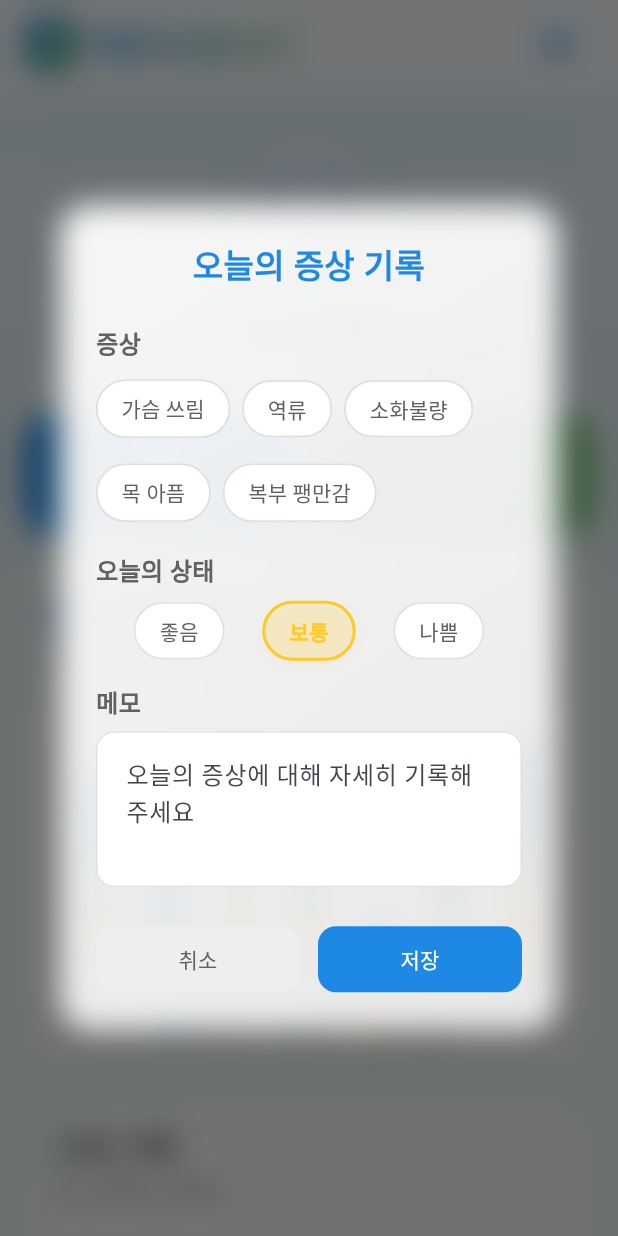
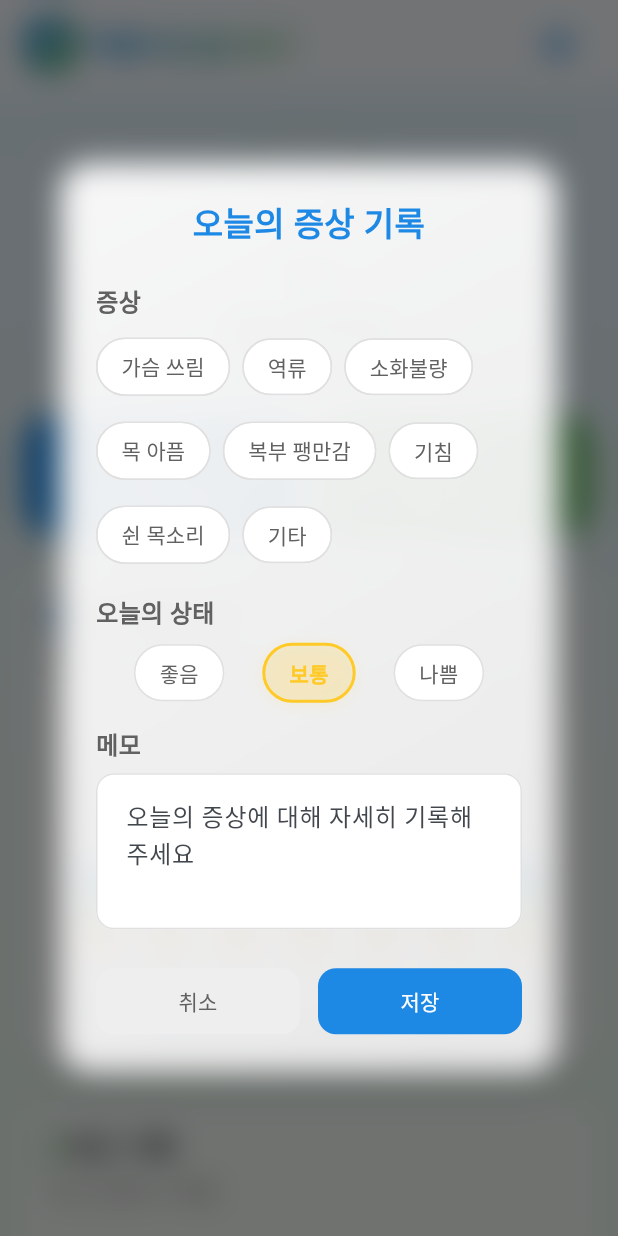
Before and after one commit to pyowonsik/NoGERD, a Flutter app: the screen it shows after launch, after a tap on "오늘 기록하기", on a phone screen of 412 x 824 dp. Run offline on Flutter 3.47's test engine with Material 3 defaults, Android fonts, the light colour scheme and no system bars; our stand-ins replace freezed_annotation, get_it, hive, hive_flutter, rxdart, table_calendar; accounts and stored records are empty.

Commit message:
refactor : get_it 사용한 클린 아키텍쳐 + mvvm 패턴

```diff
--- a/lib/features/gerd_record/domain/repositories/gerd_record_repository.dart
+++ b/lib/features/gerd_record/domain/repositories/gerd_record_repository.dart
@@ -3,6 +3,6 @@ import 'package:no_gerd/features/gerd_record/domain/entities/gerd_record.dart';
 abstract class GerdRecordRepository {
   Future<void> addRecord(GerdRecord record);
   Future<List<GerdRecord>> getAllRecords();
-  Future<void> updateRecord(String key, GerdRecord updatedRecord);
-  Future<void> deleteRecord(String key);
+  // Future<void> updateRecord(String key, GerdRecord updatedRecord);
+  // Future<void> deleteRecord(String key);
 }
--- a/lib/features/gerd_record/presentation/pages/home_screen.dart
+++ b/lib/features/gerd_record/presentation/pages/home_screen.dart
@@ -15,27 +15,6 @@ import 'package:no_gerd/features/gerd_record/presentation/widgets/modals/add_rec
 import 'package:no_gerd/features/gerd_record/presentation/widgets/modals/calendar_modal.dart';
 import 'package:no_gerd/features/gerd_record/presentation/widgets/recent_entry.dart';
 
-const List<GerdRecord> demo = [
-  GerdRecord(
-    date: '2023년 04월 15일',
-    symptoms: ['가슴 쓰림', '목 아픔'],
-    status: '좋음',
-    notes: '오늘은 증상이 경미했습니다. 저녁에 매운 음식을 피했더니 효과가 있었습니다.',
-  ),
-  GerdRecord(
-    date: '2023년 04월 14일',
-    symptoms: ['가슴 쓰림', '역류'],
-    status: '보통',
-    notes: '점심에 커피를 마신 후 증상이 악화되었습니다.',
-  ),
-  GerdRecord(
-    date: '2023년 04월 13일',
-    symptoms: ['가슴 쓰림', '역류', '소화불량'],
-    status: '나쁨',
-    notes: '오늘은 증상이 심했습니다. 취침 전 간식을 먹은 것이 원인인 것 같습니다.',
-  ),
-];
-
 class HomeScreen extends StatefulWidget {
   const HomeScreen({super.key});
 
@@ -49,7 +28,7 @@ class _HomeScreenState extends State<HomeScreen> {
   @override
   void initState() {
     super.initState();
-    viewModel.loadInitialData(demo);
+    viewModel.loadAllRecords();
   }
 
   @override
@@ -133,7 +112,9 @@ class _HomeScreenState extends State<HomeScreen> {
                                 onPressed: () {
                                   showDialog(
                                     context: context,
-                                    builder: (context) => const CalendarModal(),
+                                    builder: (context) => CalendarModal(
+                                      viewModel: viewModel,
+                                    ),
                                   );
                                 },
                               ),
@@ -182,7 +163,10 @@ class _HomeScreenState extends State<HomeScreen> {
                                 .map(
                                   (e) => Column(
                                     children: [
-                                      RecentEntry(record: e),
+                                      RecentEntry(
+                                        record: e,
+                                        viewModel: viewModel,
+                                      ),
                                       const SizedBox(
                                         height: 12,
                                       )
--- a/lib/features/gerd_record/presentation/viewmodels/gerd_view_model.dart
+++ b/lib/features/gerd_record/presentation/viewmodels/gerd_view_model.dart
@@ -1,35 +1,43 @@
+import 'package:get_it/get_it.dart';
 import 'package:rxdart/rxdart.dart';
 
 import 'package:no_gerd/features/gerd_record/domain/entities/gerd_record.dart';
+import 'package:no_gerd/features/gerd_record/domain/repositories/gerd_record_repository.dart';
 
 class GerdViewModel {
-  // BehaviorSubject: 현재 값 유지 + 스트림 제공
+  final GerdRecordRepository _repository =
+      GetIt.instance<GerdRecordRepository>();
+
   final _recordsSubject = BehaviorSubject<List<GerdRecord>>.seeded([]);
 
-  // 스트림 getter (읽기 전용)
   Stream<List<GerdRecord>> get recordsStream => _recordsSubject.stream;
-
-  // 현재 값
   List<GerdRecord> get currentRecords => _recordsSubject.value;
 
-  // 초기화 (예: demo 데이터 세팅)
-  void loadInitialData(List<GerdRecord> demo) {
-    _recordsSubject.add(demo);
+  // 초기 로딩
+  Future<void> loadAllRecords() async {
+    final records = await _repository.getAllRecords();
+    _recordsSubject.add(records);
   }
 
-  // 새 기록 추가
-  void addRecord(GerdRecord record) {
-    final updated = List<GerdRecord>.from(currentRecords)..insert(0, record);
+  Future<void> addRecord(GerdRecord record) async {
+    // DB에 무조건 덮어쓰기
+    await _repository.addRecord(record);
+
+    // 메모리에서도 동일 날짜 기록 제거 후 새로 추가
+    final updated = List<GerdRecord>.from(currentRecords)
+      ..removeWhere((r) => r.date == record.date)
+      ..insert(0, record); // 최신 기록 맨 앞에
+
     _recordsSubject.add(updated);
   }
 
-  // 기록 삭제
-  void deleteRecord(GerdRecord record) {
-    final updated = List<GerdRecord>.from(currentRecords)..remove(record);
-    _recordsSubject.add(updated);
-  }
+  // // 기록 삭제
+  // Future<void> deleteRecord(String key, GerdRecord record) async {
+  //   await _repository.deleteRecord(key);
+  //   final updated = List<GerdRecord>.from(currentRecords)..remove(record);
+  //   _recordsSubject.add(updated);
+  // }
 
-  // 자원 해제
   void dispose() {
     _recordsSubject.close();
   }
--- a/lib/features/gerd_record/presentation/widgets/chart.dart
+++ b/lib/features/gerd_record/presentation/widgets/chart.dart
@@ -23,13 +23,13 @@ class Chart extends StatelessWidget {
               crossAxisAlignment: CrossAxisAlignment.end,
               mainAxisAlignment: MainAxisAlignment.spaceAround,
               children: [
-                _buildChartBar(['4/10', 3, 2, 1]),
-                _buildChartBar(['4/11', 2, 1, 0]),
-                _buildChartBar(['4/12', 2, 3, 2]),
-                _buildChartBar(['4/13', 3, 2, 1]),
-                _buildChartBar(['4/14', 1, 0, 0]),
-                _buildChartBar(['4/15', 2, 1, 1]),
-                _buildChartBar(['4/16', 3, 2, 2]),
+                _buildChartBar(['4/10', 1, 1, 1]),
+                _buildChartBar(['4/11', 1, 1, 1]),
+                _buildChartBar(['4/12', 1, 1, 1]),
+                _buildChartBar(['4/13', 1, 1, 1]),
+                _buildChartBar(['4/14', 1, 1, 1]),
+                _buildChartBar(['4/15', 1, 1, 1]),
+                _buildChartBar(['4/16', 1, 1, 1]),
               ],
             ),
           ),
--- a/lib/features/gerd_record/presentation/widgets/modals/add_record_modal.dart
+++ b/lib/features/gerd_record/presentation/widgets/modals/add_record_modal.dart
@@ -6,6 +6,7 @@ import 'package:intl/intl.dart';
 
 import 'package:no_gerd/features/gerd_record/domain/entities/gerd_record.dart';
 import 'package:no_gerd/features/gerd_record/presentation/viewmodels/gerd_view_model.dart';
+import 'package:no_gerd/utils/status_util.dart';
 
 class AddRecordModal extends StatefulWidget {
   final GerdViewModel viewModel;
@@ -22,19 +23,15 @@ class _AddRecordModalState extends State<AddRecordModal> {
   String _selectedStatus = '보통';
   final List<String> _selectedSymptoms = [];
 
-  // 색상 상수 정의
-  static const Color _primaryColor = Color(0xFF1E88E5); // 메인 파란색
-  static const Color _successColor = Color(0xFF66BB6A); // 초록색
-  static const Color _warningColor = Color(0xFFFFCA28); // 주황색
-  static const Color _dangerColor = Color(0xFFEF5350); // 빨간색
-  static const Color _backgroundColor = Color(0xFFF5F5F5); // 연한 회색 배경
-
   final List<String> _symptoms = [
     '가슴 쓰림',
     '역류',
     '소화불량',
     '목 아픔',
     '복부 팽만감',
+    '기침',
+    '쉰 목소리',
+    '기타',
   ];
 
   final List<String> _statuses = [
@@ -87,7 +84,7 @@ class _AddRecordModalState extends State<AddRecordModal> {
                     style: TextStyle(
                       fontSize: 22,
                       fontWeight: FontWeight.bold,
-                      color: _primaryColor,
+                      color: StatusUtil.primaryColor,
                     ),
                     textAlign: TextAlign.center,
                   ),
@@ -120,11 +117,12 @@ class _AddRecordModalState extends State<AddRecordModal> {
                           });
                         },
                         backgroundColor: Colors.white,
-                        selectedColor: _primaryColor.withOpacity(0.15),
-                        checkmarkColor: _primaryColor,
+                        selectedColor:
+                            StatusUtil.primaryColor.withOpacity(0.15),
+                        checkmarkColor: StatusUtil.primaryColor,
                         labelStyle: TextStyle(
                           color: _selectedSymptoms.contains(symptom)
-                              ? _primaryColor
+                              ? StatusUtil.primaryColor
                               : Colors.grey.shade700,
                           fontWeight: _selectedSymptoms.contains(symptom)
                               ? FontWeight.w600
@@ -134,7 +132,7 @@ class _AddRecordModalState extends State<AddRecordModal> {
                           borderRadius: BorderRadius.circular(20),
                           side: BorderSide(
                             color: _selectedSymptoms.contains(symptom)
-                                ? _primaryColor
+                                ? StatusUtil.primaryColor
                                 : Colors.grey.shade300,
                           ),
                         ),
@@ -170,19 +168,20 @@ class _AddRecordModalState extends State<AddRecordModal> {
                           ),
                           decoration: BoxDecoration(
                             color: isSelected
-                                ? _getStatusColor(status).withOpacity(0.15)
+                                ? StatusUtil.getStatusColor(status)
+                                    .withOpacity(0.15)
                                 : Colors.white,
                             borderRadius: BorderRadius.circular(20),
                             border: Border.all(
                               color: isSelected
-                                  ? _getStatusColor(status)
+                                  ? StatusUtil.getStatusColor(status)
                                   : Colors.grey.shade300,
                               width: isSelected ? 2 : 1,
                             ),
                             boxShadow: isSelected
                                 ? [
                                     BoxShadow(
-                                      color: _getStatusColor(status)
+                                      color: StatusUtil.getStatusColor(status)
                                           .withOpacity(0.1),
                                       blurRadius: 8,
                                       offset: const Offset(0, 2),
@@ -194,7 +193,7 @@ class _AddRecordModalState extends State<AddRecordModal> {
                             status,
                             style: TextStyle(
                               color: isSelected
-                                  ? _getStatusColor(status)
+                                  ? StatusUtil.getStatusColor(status)
                                   : Colors.grey.shade700,
                               fontWeight: isSelected
                                   ? FontWeight.w600
@@ -234,7 +233,8 @@ class _AddRecordModalState extends State<AddRecordModal> {
                       ),
                       focusedBorder: OutlineInputBorder(
                         borderRadius: BorderRadius.circular(12),
-                        borderSide: const BorderSide(color: _primaryColor),
+                        borderSide:
+                            const BorderSide(color: StatusUtil.primaryColor),
                       ),
                       contentPadding: const EdgeInsets.all(16),
                     ),
@@ -264,28 +264,29 @@ class _AddRecordModalState extends State<AddRecordModal> {
                       const SizedBox(width: 12),
                       Expanded(
                         child: ElevatedButton(
-                          onPressed: () {
+                          onPressed: () async {
                             if (_formKey.currentState!.validate() &&
                                 _selectedSymptoms.isNotEmpty) {
                               // 새로운 GerdRecord 생성
                               final newRecord = GerdRecord(
                                 date: DateFormat('yyyy년 MM월 dd일')
-                                    .format(DateTime.now()),
+                                    .format(DateTime(2025, 4, 28)),
+                                //  DateFormat('yyyy년 MM월 dd일')
+                                //     .format(DateTime.now()),
                                 symptoms: _selectedSymptoms,
                                 status: _selectedStatus,
                                 notes: _notesController.text,
                               );
 
                               final viewModel = widget.viewModel;
-                              viewModel.addRecord(
-                                  newRecord); // Add the new record to the ViewModel
+                              await viewModel.addRecord(newRecord);
 
                               // 모달 닫기
                               Navigator.pop(context);
                             }
                           },
                           style: ElevatedButton.styleFrom(
-                            backgroundColor: _primaryColor,
+                            backgroundColor: StatusUtil.primaryColor,
                             foregroundColor: Colors.white,
                             padding: const EdgeInsets.symmetric(vertical: 12),
                             shape: RoundedRectangleBorder(
@@ -306,17 +307,4 @@ class _AddRecordModalState extends State<AddRecordModal> {
       ),
     );
   }
-
-  Color _getStatusColor(String status) {
-    switch (status) {
-      case '좋음':
-        return _successColor;
-      case '보통':
-        return _warningColor;
-      case '나쁨':
-        return _dangerColor;
-      default:
-        return _primaryColor;
-    }
-  }
 }
--- a/lib/features/gerd_record/presentation/widgets/recent_entry.dart
+++ b/lib/features/gerd_record/presentation/widgets/recent_entry.dart
@@ -1,28 +1,29 @@
 import 'package:flutter/material.dart';
 
 import 'package:no_gerd/features/gerd_record/domain/entities/gerd_record.dart';
+import 'package:no_gerd/features/gerd_record/presentation/viewmodels/gerd_view_model.dart';
+import 'package:no_gerd/features/gerd_record/presentation/widgets/modals/record_detail_modal.dart';
+import 'package:no_gerd/utils/status_util.dart';
 
 class RecentEntry extends StatelessWidget {
-  const RecentEntry({super.key, required this.record});
+  const RecentEntry({super.key, required this.record, required this.viewModel});
 
   final GerdRecord record;
+  final GerdViewModel viewModel;
 
   @override
   Widget build(BuildContext context) {
-    Color getStatusColor(String status) {
-      switch (status) {
-        case '좋음':
-          return const Color(0xFF66BB6A);
-        case '보통':
-          return const Color(0xFFFFCA28);
-        case '나쁨':
-          return const Color(0xFFEF5350);
-        default:
-          return Colors.grey;
-      }
-    }
-
-    return Container(
+    return InkWell(
+      onTap: () {
+        showDialog(
+          context: context,
+          builder: (context) => RecordDetailModal(
+            record: record,
+            viewModel: viewModel,
+          ),
+        );
+      },
+      child: Container(
         padding: const EdgeInsets.all(16),
         decoration: BoxDecoration(
           color: Colors.white.withOpacity(0.5),
@@ -51,8 +52,9 @@ class RecentEntry extends StatelessWidget {
                   decoration: BoxDecoration(
                     gradient: LinearGradient(
                       colors: [
-                      getStatusColor(record.status),
-                      getStatusColor(record.status).withOpacity(0.8),
+                        StatusUtil.getStatusColor(record.status),
+                        StatusUtil.getStatusColor(record.status)
+                            .withOpacity(0.8),
                       ],
                       begin: Alignment.topLeft,
                       end: Alignment.bottomRight,
@@ -115,6 +117,7 @@ class RecentEntry extends StatelessWidget {
             ],
           ],
         ),
+      ),
     );
   }
 }
--- /dev/null
+++ b/lib/injection.dart
@@ -0,0 +1,28 @@
+import 'package:get_it/get_it.dart';
+import 'package:hive/hive.dart';
+
+import 'package:no_gerd/features/gerd_record/data/models/gerd_record_model.dart';
+
+import 'features/gerd_record/data/datasources/gerd_record_local_datasource.dart';
+import 'features/gerd_record/data/repositories/gerd_record_repository_impl.dart';
+import 'features/gerd_record/domain/repositories/gerd_record_repository.dart';
+
+final sl = GetIt.instance; // sl = service locator
+
+Future<void> init() async {
+  // Hive 박스
+  final box = await Hive.openBox<GerdRecordModel>('gerd_records');
+  sl.registerSingleton<Box<GerdRecordModel>>(box);
+
+  // DataSource
+  sl.registerLazySingleton<GerdRecordLocalDataSource>(
+    () => GerdRecordLocalDataSourceImpl(sl()),
+  );
+
+  // Repository
+  sl.registerLazySingleton<GerdRecordRepository>(
+    () => GerdRecordRepositoryImpl(sl()),
+  );
+
+  // 추후 UseCase나 Bloc도 여기 등록 가능
+}
--- a/lib/main.dart
+++ b/lib/main.dart
@@ -4,14 +4,15 @@ import 'package:hive_flutter/hive_flutter.dart';
 
 import 'package:no_gerd/apps/app.dart';
 import 'package:no_gerd/features/gerd_record/data/models/gerd_record_model.dart';
+import 'package:no_gerd/injection.dart';
 
 void main() async {
   WidgetsFlutterBinding.ensureInitialized();
 
   await Hive.initFlutter();
+  Hive.registerAdapter(GerdRecordModelAdapter());
 
-  Hive.registerAdapter(GerdRecordModelAdapter());
-  await Hive.openBox<GerdRecordModel>('gerdRecords');
+  await init(); // 👈 get_it 설정
 
   runApp(const MyApp());
 }
--- /dev/null
+++ b/lib/utils/status_util.dart
@@ -0,0 +1,37 @@
+import 'package:flutter/material.dart';
+
+class StatusUtil {
+  // 색상 상수 정의
+  static const Color primaryColor = Color(0xFF1E88E5); // 메인 파란색
+  static const Color successColor = Color(0xFF66BB6A); // 초록색
+  static const Color warningColor = Color(0xFFFFCA28); // 주황색
+  static const Color dangerColor = Color(0xFFEF5350); // 빨간색
+
+  // 상태에 따른 색상 반환
+  static Color getStatusColor(String status) {
+    switch (status) {
+      case '좋음':
+        return successColor;
+      case '보통':
+        return warningColor;
+      case '나쁨':
+        return dangerColor;
+      default:
+        return primaryColor;
+    }
+  }
+
+  // 상태에 따른 아이콘 반환
+  static IconData getStatusIcon(String status) {
+    switch (status) {
+      case '좋음':
+        return Icons.sentiment_very_satisfied;
+      case '보통':
+        return Icons.sentiment_neutral;
+      case '나쁨':
+        return Icons.sentiment_very_dissatisfied;
+      default:
+        return Icons.sentiment_neutral;
+    }
+  }
+}
```
Also changed, not shown: lib/features/gerd_record/data/datasources/gerd_record_local_datasource.dart (+11 -10 lines), lib/features/gerd_record/data/repositories/gerd_record_repository_impl.dart (+9 -9 lines), lib/features/gerd_record/presentation/widgets/modals/calendar_modal.dart (+78 -13 lines), lib/features/gerd_record/presentation/widgets/modals/record_detail_modal.dart (added, +220 -0 lines). Lines whose indentation alone changed are shown as unchanged.
